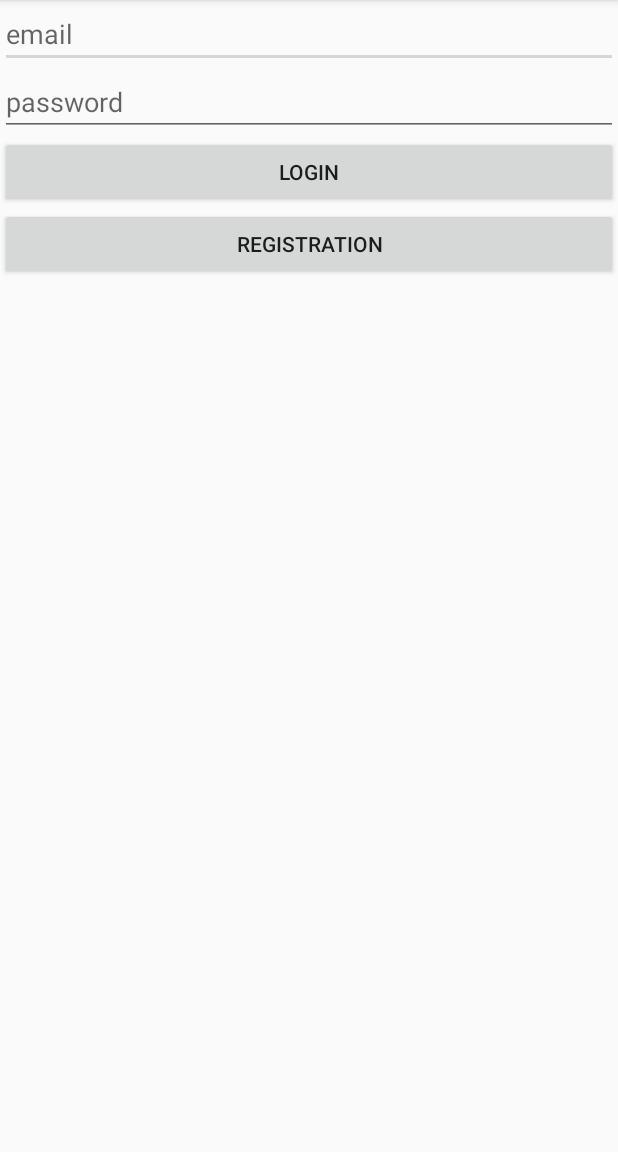
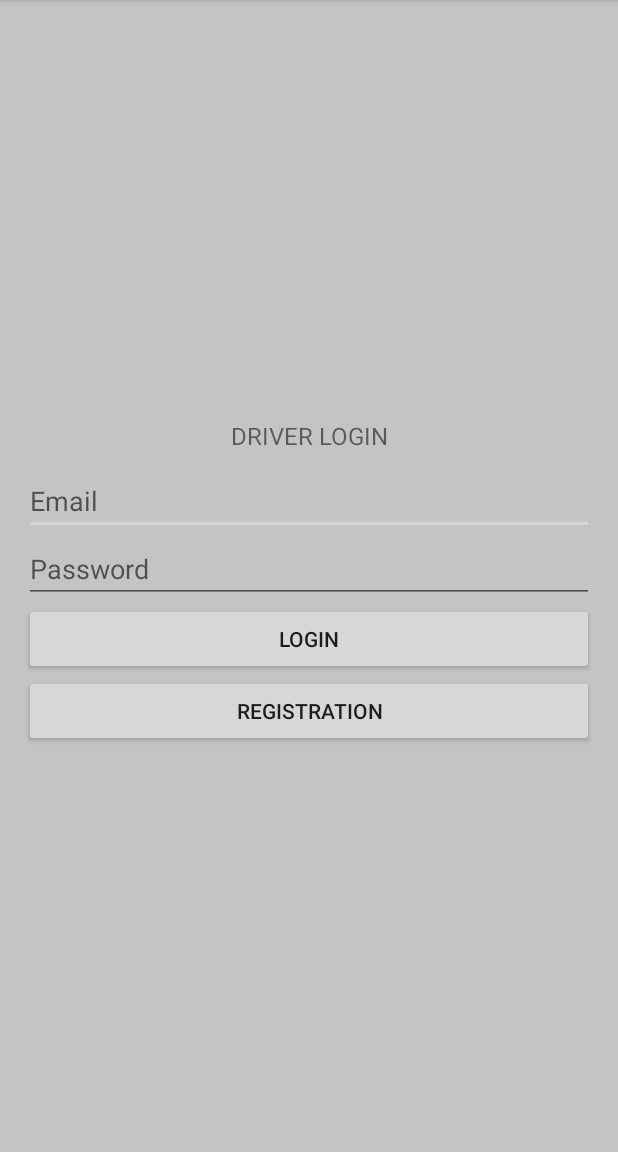
Before and after one commit to jacohwin/GoDeliver, an Android app: the DriverActivity screen opened directly, with no data from a screen before it, on a phone screen of 412 x 824 dp, the part 84-1236 px from its top. Run offline under Robolectric (Android 15) with nearby library versions, the phone set to English and light mode, and no system bars; our stand-ins replace Firebase (no records; nobody signed in at launch, a user with empty details on screens opened directly); 1 statement that could not run was skipped.

Commit message:
Second commit

```diff
--- a/app/build.gradle
+++ b/app/build.gradle
@@ -23,6 +23,7 @@ android {
 dependencies {
 
     implementation fileTree(dir: 'libs', include: ['*.jar'])
+//    implementation 'com.google.firebase:firebase-core:16.0.4'
     androidTestImplementation('com.android.support.test.espresso:espresso-core:2.2.2', {
         exclude group: 'com.android.support', module: 'support-annotations'
     })
--- a/app/src/main/java/com/example/godeliver/HomeActivity.java
+++ b/app/src/main/java/com/example/godeliver/HomeActivity.java
@@ -21,7 +21,7 @@ public class HomeActivity extends AppCompatActivity {
         mDriver.setOnClickListener(new View.OnClickListener() {
             @Override
             public void onClick(View v) {
-                Intent intent = new Intent(HomeActivity.this, DriverLoginActivity.class);
+                Intent intent = new Intent(HomeActivity.this, DriverActivity.class);
                 startActivity(intent);
                 finish();
                 return;
@@ -31,7 +31,7 @@ public class HomeActivity extends AppCompatActivity {
         mCustomer.setOnClickListener(new View.OnClickListener() {
             @Override
             public void onClick(View v) {
-                Intent intent = new Intent(HomeActivity.this, CustomerLoginActivity.class);
+                Intent intent = new Intent(HomeActivity.this, CustomerActivity.class);
                 startActivity(intent);
                 finish();
                 return;
--- a/app/src/main/res/layout/activity_customer_maps.xml
+++ b/app/src/main/res/layout/activity_customer_maps.xml
@@ -3,7 +3,7 @@
     xmlns:tools="http://schemas.android.com/tools"
     android:layout_width="match_parent"
     android:layout_height="match_parent"
-    tools:context="com.example.godeliver.CustomerMapsActivity" >
+    tools:context="com.example.godeliver.CustomerLoginActivity" >
 
 
     <fragment
--- a/app/src/main/res/layout/activity_driver.xml
+++ b/app/src/main/res/layout/activity_driver.xml
@@ -2,20 +2,50 @@
 <LinearLayout xmlns:android="http://schemas.android.com/apk/res/android"
     xmlns:app="http://schemas.android.com/apk/res-auto"
     xmlns:tools="http://schemas.android.com/tools"
-    android:layout_width="match_parent"
-    android:layout_height="match_parent"
+    android:layout_width="fill_parent"
+    android:layout_height="fill_parent"
+    android:background="@color/cardview_shadow_start_color"
+    android:gravity="center"
+    android:padding="16dp"
     tools:context="com.example.godeliver.DriverActivity"
     android:orientation="vertical">
-    <EditText
+
+    <TextView
         android:layout_width="match_parent"
         android:layout_height="wrap_content"
-        android:hint="email"
-        android:id="@+id/email"/>
+        android:text="Driver Login"
+        android:gravity="center"
+        android:allowUndo="true"
+        android:textAllCaps="true"
+        android:autoSizeTextType="uniform"
+        android:textSize="16sp"
+        android:padding="10dp"/>
+
     <EditText
+        android:id="@+id/email"
         android:layout_width="match_parent"
         android:layout_height="wrap_content"
-        android:hint="password"
-        android:id="@+id/password"/>
+        android:hint="Email"
+
+        android:inputType="textEmailAddress"
+        android:maxLines="1"
+        android:singleLine="true"
+        android:textColor="@color/colorPrimary" />
+
+    <EditText
+        android:id="@+id/password"
+        android:layout_width="match_parent"
+        android:layout_height="wrap_content"
+        android:focusableInTouchMode="true"
+        android:hint="Password"
+        android:imeActionId="@+id/login"
+        android:imeOptions="actionUnspecified"
+        android:inputType="textPassword"
+        android:maxLines="1"
+        android:singleLine="true"
+        android:textColor="@color/colorPrimary"
+        tools:ignore="InvalidImeActionId" />
+
     <Button
         android:layout_width="match_parent"
         android:layout_height="wrap_content"
--- a/build.gradle
+++ b/build.gradle
@@ -7,7 +7,7 @@ buildscript {
 
     }
     dependencies {
-        classpath 'com.android.tools.build:gradle:3.5.3'
+        classpath 'com.android.tools.build:gradle:3.6.0'
         classpath 'com.google.gms:google-services:4.2.0'
 
         // NOTE: Do not place your application dependencies here; they belong
```
Also changed, not shown: app/src/main/res/layout/activity_customer.xml (+64 -10 lines), app/src/main/res/layout/activity_home.xml (+5 -5 lines), gradle/wrapper/gradle-wrapper.properties.
